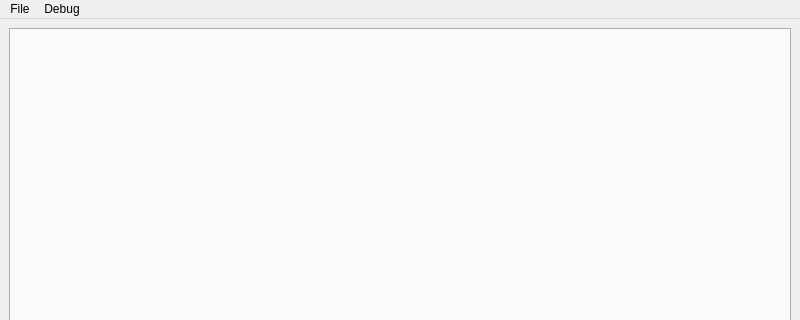
This is atef/ui/config_window.ui in pcdshub/atef as Qt 5 draws it before an edit; both pictures show x 0 to 800 and y 0 to 320 of the 800 by 600 pixel window. The edited form follows.
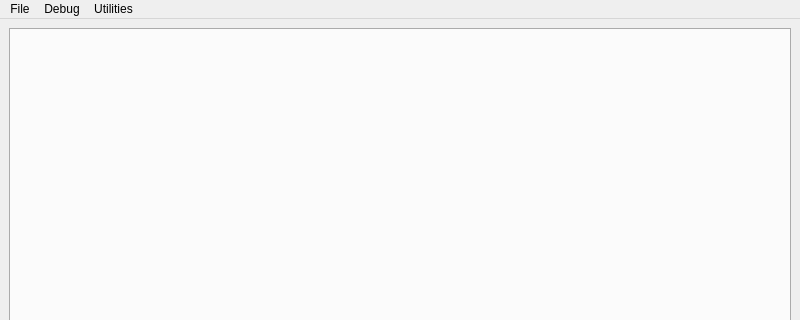
This is the edited form.

Commit message: ENH: add archive viewer to toolbar

```diff
--- a/atef/ui/config_window.ui
+++ b/atef/ui/config_window.ui
@@ -26,7 +26,7 @@
      <x>0</x>
      <y>0</y>
      <width>800</width>
-     <height>21</height>
+     <height>22</height>
     </rect>
    </property>
    <widget class="QMenu" name="menuFile">
@@ -47,8 +47,15 @@
     <addaction name="action_print_dataclass"/>
     <addaction name="action_print_serialized"/>
    </widget>
+   <widget class="QMenu" name="menuUtilities">
+    <property name="title">
+     <string>Utilities</string>
+    </property>
+    <addaction name="action_open_archive_viewer"/>
+   </widget>
    <addaction name="menuFile"/>
    <addaction name="menuDebug"/>
+   <addaction name="menuUtilities"/>
   </widget>
   <widget class="QStatusBar" name="status_bar"/>
   <action name="action_new_file">
```
Left out of the diff: 5 changed lines with no effect on the pictures. The commit also changes 1 other file.
